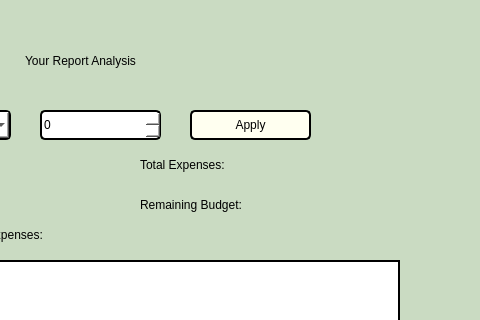
First picture: the form in analyzereport.ui, repository aasishhumagain/BudgetBuddy, before the edit; both pictures show x 600 to 1080 and y 0 to 320 of the 1080 by 720 pixel window.
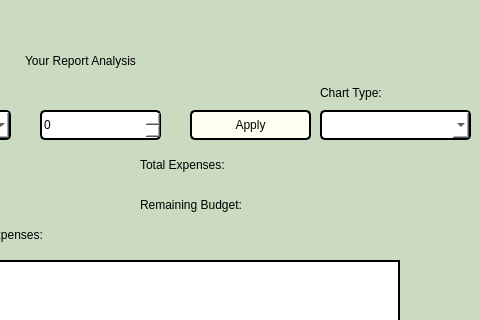
Second picture: the form after the edit.

Commit message: Added Income vs Expense (Monthly only) BarChart

```diff
--- a/analyzereport.ui
+++ b/analyzereport.ui
@@ -89,6 +89,41 @@
     </string>
    </property>
   </widget>
+  <widget class="QLabel" name="labelChartType">
+   <property name="geometry">
+    <rect>
+     <x>920</x>
+     <y>80</y>
+     <width>151</width>
+     <height>25</height>
+    </rect>
+   </property>
+   <property name="styleSheet">
+    <string notr="true">font: 600 12pt &quot;Segoe UI&quot;; color: black;</string>
+   </property>
+   <property name="text">
+    <string>Chart Type:</string>
+   </property>
+  </widget>
+  <widget class="QComboBox" name="comboBoxChartType">
+   <property name="geometry">
+    <rect>
+     <x>920</x>
+     <y>110</y>
+     <width>151</width>
+     <height>30</height>
+    </rect>
+   </property>
+   <property name="styleSheet">
+    <string notr="true">
+     font: 600 11pt &quot;Segoe UI&quot;;
+     background: white;
+     color: black;
+     border: 2px solid black;
+     border-radius: 5px;
+    </string>
+   </property>
+  </widget>
   <widget class="QPushButton" name="buttonFilter">
    <property name="geometry">
     <rect>
```
The commit also changes 19 other files.
